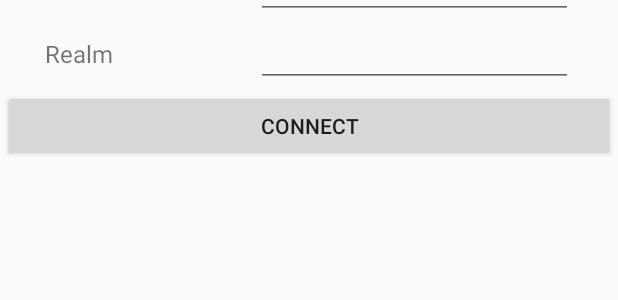
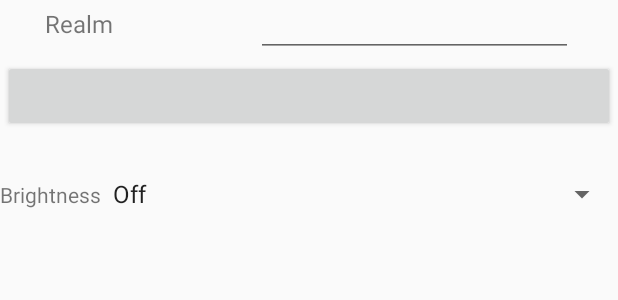
Before and after one commit to Lambentri/LambentDroid, an Android app: the layout main_fragment.xml on its own in the app's theme, with its tools: preview values and no code run, on a phone screen of 412 x 824 dp. Shown: the top 300 px of the screen. Run offline under Robolectric (Android 15) with nearby library versions, the phone set to English and light mode, and no system bars.

Commit message:
shit-from-last-night

```diff
--- a/app/build.gradle
+++ b/app/build.gradle
@@ -48,5 +48,9 @@
     androidTestImplementation 'androidx.test.ext:junit:1.1.1'
     androidTestImplementation 'androidx.test.espresso:espresso-core:3.2.0'
 
-    implementation 'io.crossbar.autobahn:autobahn-android:20.2.1'
+    implementation "androidx.viewpager2:viewpager2:1.0.0"
+    implementation 'com.google.android.material:material:1.2.1'
+
+
+    implementation 'io.crossbar.autobahn:autobahn-android:20.7.1'
 }
--- a/app/src/main/res/layout/main_fragment.xml
+++ b/app/src/main/res/layout/main_fragment.xml
@@ -18,8 +18,7 @@
             android:id="@+id/connection"
             android:layout_width="match_parent"
             android:layout_height="match_parent"
-            tools:context=".ui.main.MainFragment"
-            android:visibility="visible">
+            tools:context=".ui.main.MainFragment">
 
             <TextView
                 android:id="@+id/info_message"
@@ -32,7 +31,8 @@
                 app:layout_constraintBottom_toTopOf="@id/connection_form"
                 app:layout_constraintEnd_toEndOf="parent"
                 app:layout_constraintStart_toStartOf="parent"
-                app:layout_constraintTop_toTopOf="parent" />
+                app:layout_constraintTop_toTopOf="parent"
+                android:visibility="@{viewModel.connecting_viz}"/>
 
             <GridLayout
                 android:id="@+id/connection_form"
@@ -43,7 +43,8 @@
                 app:layout_constraintBottom_toTopOf="@id/connection_button_holder"
                 app:layout_constraintEnd_toEndOf="parent"
                 app:layout_constraintStart_toStartOf="parent"
-                app:layout_constraintTop_toBottomOf="@id/info_message">
+                app:layout_constraintTop_toBottomOf="@id/info_message"
+                android:visibility="@{viewModel.connecting_viz}">
 
                 <TextView
                     android:id="@+id/label_host"
@@ -118,15 +119,7 @@
                         android:layout_margin="2dp"
                         android:layout_weight=".9"
                         android:onClick="@{() -> viewModel.onConnectButton()}"
-                        android:text="@string/app_connect" />
-
-                    <!--                <ProgressBar-->
-                    <!--                    android:id="@+id/connection_status_bar"-->
-                    <!--                    style="@android:style/Widget.Material.ProgressBar"-->
-                    <!--                    android:layout_width="wrap_content"-->
-                    <!--                    android:layout_height="wrap_content"-->
-                    <!--                    android:layout_weight=".1"-->
-                    <!--                    android:visibility="@{viewModel.connecting_viz}" />-->
+                        android:text="@={viewModel.connectionText}" />
 
 
                 </LinearLayout>
@@ -136,26 +129,44 @@
                     android:layout_width="match_parent"
                     android:layout_height="wrap_content"
                     android:text="@{viewModel.connection_status}" />
+                <LinearLayout
+                    android:layout_width="match_parent"
+                    android:layout_height="wrap_content"
+                    android:orientation="horizontal">
+                    <TextView
+                        android:id="@+id/brightness_label"
+                        android:layout_width="wrap_content"
+                        android:layout_height="wrap_content"
+                        android:text="@string/label_brightness" />
+                    <Spinner
+                        android:layout_width="match_parent"
+                        android:layout_height="40dp"
+                        android:id="@+id/brightness_spinner"
+                        android:entries="@array/brightness_slider_values"
+                        android:selectedItemPosition="@={viewModel.brightnessSelectedPosition}"
+                        tools:setOnItemSelectedListener="@{viewModel.selectedSpeed}"
+                        />
+                </LinearLayout>
+
+
+
+<!--                    <com.google.android.material.tabs.TabLayout-->
+<!--                        android:id="@+id/tab_layout"-->
+<!--                        android:layout_width="match_parent"-->
+<!--                        android:layout_height="wrap_content" />-->
+
+<!--                    <androidx.viewpager2.widget.ViewPager2-->
+<!--                        android:id="@+id/tab_pager"-->
+<!--                        android:layout_width="match_parent"-->
+<!--                        android:layout_height="0dp"-->
+<!--                        android:layout_weight="1" />-->
+
+
+
+
             </LinearLayout>
 
 
         </androidx.constraintlayout.widget.ConstraintLayout>
-        <LinearLayout
-            android:id="@+id/controls"
-            android:layout_width="match_parent"
-            android:layout_height="match_parent"
-            android:background="@color/colorPrimary"
-            android:orientation="vertical"
-            android:visibility="gone"
-            >
-            <TextView
-                android:layout_width="wrap_content"
-                android:layout_height="wrap_content"
-                android:layout_gravity="center"
-                android:text="@string/app_name"
-                android:textColor="@color/grey_100"
-                />
-
-        </LinearLayout>
     </LinearLayout>
 </layout>
--- /dev/null
+++ b/app/src/main/res/values/arrays.xml
@@ -0,0 +1,11 @@
+<?xml version="1.0" encoding="utf-8"?>
+<resources>
+    <string-array name="brightness_slider_values">
+        <item value="0">Off</item>
+        <item value="1">5%</item>
+        <item value="2">10%</item>
+        <item value="3">25%</item>
+        <item value="4">50%</item>
+        <item value="5">100%</item>
+    </string-array>
+</resources>
--- a/app/src/main/res/values/strings.xml
+++ b/app/src/main/res/values/strings.xml
@@ -1,10 +1,11 @@
 <resources>
     <string name="app_name">LambentDroid</string>
-    <string name="app_desc">Welcome! Please enter the information for your LabmentAether instance</string>
+    <string name="app_desc">Welcome! Please enter the information for your LA4 instance</string>
     <string name="app_connect">Connect</string>
 
     <string name="connection_host">Host</string>
     <string name="connection_port">Port</string>
     <string name="connection_realm">Realm</string>
 
+    <string name="label_brightness">Brightness</string>
 </resources>
```
Also changed, not shown: app/src/main/java/io/gmp/does/lambent/droid/ui/main/ConnectionStatus.kt (added, +7 -0 lines), app/src/main/java/io/gmp/does/lambent/droid/ui/main/MainFragment.kt (+41 -1 lines), app/src/main/java/io/gmp/does/lambent/droid/ui/main/MainViewModel.kt (+111 -17 lines).
